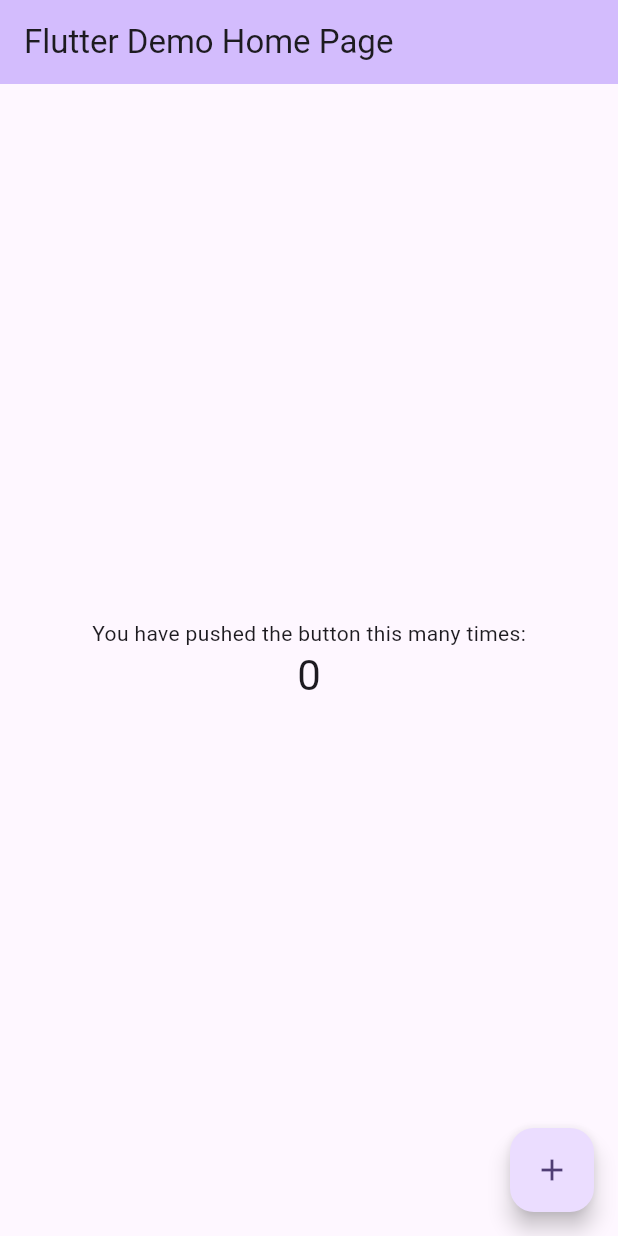
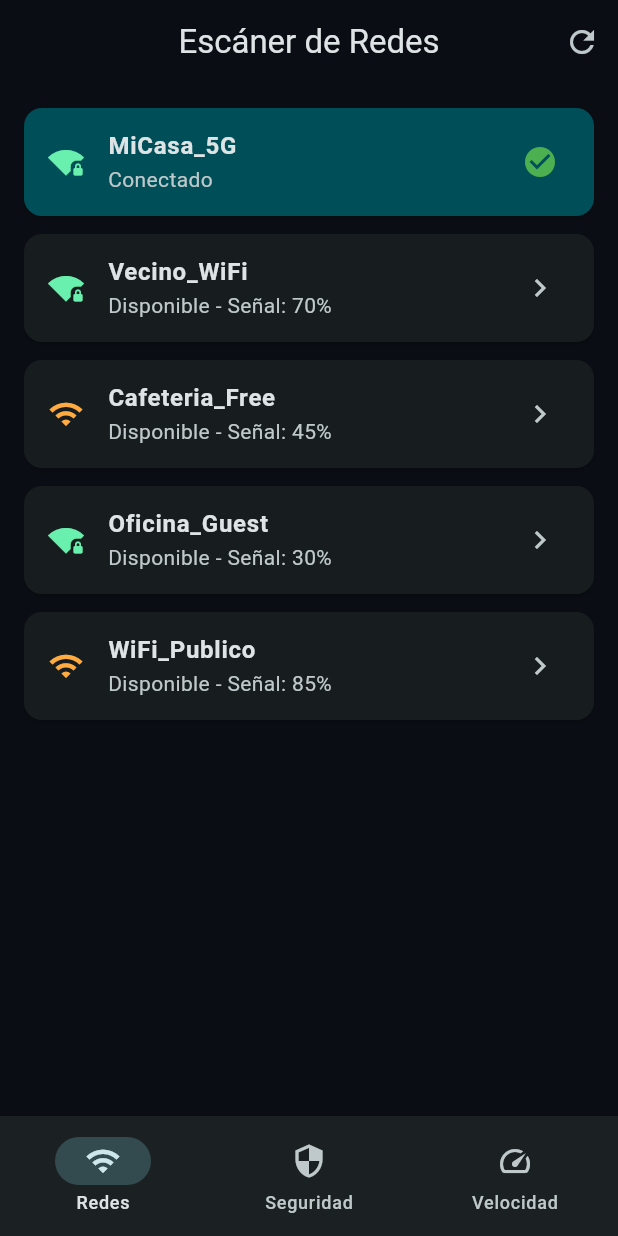
Before and after one commit to could-ai/019adbe9-e84e-74e5-9085-c236b0c75794, a Flutter app: the screen it shows after launch, on a phone screen of 412 x 824 dp. Run offline on Flutter 3.47's test engine with Material 3 defaults, Android fonts, the phone set to English and light mode, and no system bars.

Commit message:
Configuring main.dart with a dark, professional theme suitable for a network utility app.; Creating the main dashboard with navigation for Networks, Security, and Speed Test.; Creating a screen to list available WiFi networks (simulated scan).; Creating a security analysis screen to educate users on network safety.; Creating a speed test screen with simulated network testing functionality.

```diff
--- a/usr/lib/main.dart
+++ b/usr/lib/main.dart
@@ -1,123 +1,37 @@
 import 'package:flutter/material.dart';
+import 'package:couldai_user_app/screens/home_screen.dart';
 
 void main() {
-  runApp(const MyApp());
+  runApp(const WifiManagerApp());
 }
 
-class MyApp extends StatelessWidget {
-  const MyApp({super.key});
+class WifiManagerApp extends StatelessWidget {
+  const WifiManagerApp({super.key});
 
-  // This widget is the root of your application.
   @override
   Widget build(BuildContext context) {
     return MaterialApp(
-      title: 'Flutter Demo',
+      title: 'WiFi Manager & Security',
       debugShowCheckedModeBanner: false,
       theme: ThemeData(
-        // This is the theme of your application.
-        //
-        // TRY THIS: Try running your application with "flutter run". You'll see
-        // the application has a purple toolbar. Then, without quitting the app,
-        // try changing the seedColor in the colorScheme below to Colors.green
-        // and then invoke "hot reload" (save your changes or press the "hot
-        // reload" button in a Flutter-supported IDE, or press "r" if you used
-        // the command line to start the app).
-        //
-        // Notice that the counter didn't reset back to zero; the application
-        // state is not lost during the reload. To reset the state, use hot
-        // restart instead.
-        //
-        // This works for code too, not just values: Most code changes can be
-        // tested with just a hot reload.
-        colorScheme: ColorScheme.fromSeed(seedColor: Colors.deepPurple),
+        useMaterial3: true,
+        brightness: Brightness.dark,
+        colorScheme: ColorScheme.fromSeed(
+          seedColor: const Color(0xFF00E5FF),
+          brightness: Brightness.dark,
+          surface: const Color(0xFF121212),
+        ),
+        scaffoldBackgroundColor: const Color(0xFF0A0E14),
+        appBarTheme: const AppBarTheme(
+          backgroundColor: Color(0xFF0A0E14),
+          elevation: 0,
+          centerTitle: true,
+        ),
       ),
       initialRoute: '/',
       routes: {
-        '/': (context) => const MyHomePage(title: 'Flutter Demo Home Page'),
+        '/': (context) => const HomeScreen(),
       },
     );
   }
 }
-
-class MyHomePage extends StatefulWidget {
-  const MyHomePage({super.key, required this.title});
-
-  // This widget is the home page of your application. It is stateful, meaning
-  // that it has a State object (defined below) that contains fields that affect
-  // how it looks.
-
-  // This class is the configuration for the state. It holds the values (in this
-  // case the title) provided by the parent (in this case the App widget) and
-  // used by the build method of the State. Fields in a Widget subclass are
-  // always marked "final".
-
-  final String title;
-
-  @override
-  State<MyHomePage> createState() => _MyHomePageState();
-}
-
-class _MyHomePageState extends State<MyHomePage> {
-  int _counter = 0;
-
-  void _incrementCounter() {
-    setState(() {
-      // This call to setState tells the Flutter framework that something has
-      // changed in this State, which causes it to rerun the build method below
-      // so that the display can reflect the updated values. If we changed
-      // _counter without calling setState(), then the build method would not be
-      // called again, and so nothing would appear to happen.
-      _counter++;
-    });
-  }
-
-  @override
-  Widget build(BuildContext context) {
-    // This method is rerun every time setState is called, for instance as done
-    // by the _incrementCounter method above.
-    //
-    // The Flutter framework has been optimized to make rerunning build methods
-    // fast, so that you can just rebuild anything that needs updating rather
-    // than having to individually change instances of widgets.
-    return Scaffold(
-      appBar: AppBar(
-        // TRY THIS: Try changing the color here to a specific color (to
-        // Colors.amber, perhaps?) and trigger a hot reload to see the AppBar
-        // change color while the other colors stay the same.
-        backgroundColor: Theme.of(context).colorScheme.inversePrimary,
-        // Here we take the value from the MyHomePage object that was created by
-        // the App.build method, and use it to set our appbar title.
-        title: Text(widget.title),
-      ),
-      body: Center(
-        // Center is a layout widget. It takes a single child and positions it
-        // in the middle of the parent.
-        child: Column(
-          // Column is also a layout widget. It takes a list of children and
-          // arranges them vertically. By default, it sizes itself to fit its
-          // children horizontally, and tries to be as tall as its parent.
-          //
-          // Column has various properties to control how it sizes itself and
-          // how it positions its children. Here we use mainAxisAlignment to
-          // center the children vertically; the main axis here is the vertical
-          // axis because Columns are vertical (the cross axis would be
-          // horizontal).
-          //
-          // TRY THIS: Invoke "debug painting" (choose the "Toggle Debug Paint"
-          // action in the IDE, or press "p" in the console), to see the
-          // wireframe for each widget.
-          mainAxisAlignment: MainAxisAlignment.center,
-          children: <Widget>[
-            const Text('You have pushed the button this many times:'),
-            Text('$_counter', style: Theme.of(context).textTheme.headlineMedium),
-          ],
-        ),
-      ),
-      floatingActionButton: FloatingActionButton(
-        onPressed: _incrementCounter,
-        tooltip: 'Increment',
-        child: const Icon(Icons.add),
-      ), // This trailing comma makes auto-formatting nicer for build methods.
-    );
-  }
-}
--- /dev/null
+++ b/usr/lib/screens/home_screen.dart
@@ -0,0 +1,50 @@
+import 'package:flutter/material.dart';
+import 'package:couldai_user_app/screens/network_list_screen.dart';
+import 'package:couldai_user_app/screens/security_check_screen.dart';
+import 'package:couldai_user_app/screens/speed_test_screen.dart';
+
+class HomeScreen extends StatefulWidget {
+  const HomeScreen({super.key});
+
+  @override
+  State<HomeScreen> createState() => _HomeScreenState();
+}
+
+class _HomeScreenState extends State<HomeScreen> {
+  int _selectedIndex = 0;
+
+  final List<Widget> _screens = [
+    const NetworkListScreen(),
+    const SecurityCheckScreen(),
+    const SpeedTestScreen(),
+  ];
+
+  @override
+  Widget build(BuildContext context) {
+    return Scaffold(
+      body: _screens[_selectedIndex],
+      bottomNavigationBar: NavigationBar(
+        selectedIndex: _selectedIndex,
+        onDestinationSelected: (index) {
+          setState(() {
+            _selectedIndex = index;
+          });
+        },
+        destinations: const [
+          NavigationDestination(
+            icon: Icon(Icons.wifi),
+            label: 'Redes',
+          ),
+          NavigationDestination(
+            icon: Icon(Icons.security),
+            label: 'Seguridad',
+          ),
+          NavigationDestination(
+            icon: Icon(Icons.speed),
+            label: 'Velocidad',
+          ),
+        ],
+      ),
+    );
+  }
+}
--- /dev/null
+++ b/usr/lib/screens/network_list_screen.dart
@@ -0,0 +1,59 @@
+import 'package:flutter/material.dart';
+
+class NetworkListScreen extends StatelessWidget {
+  const NetworkListScreen({super.key});
+
+  @override
+  Widget build(BuildContext context) {
+    // Mock data for available networks
+    final List<Map<String, dynamic>> networks = [
+      {'ssid': 'MiCasa_5G', 'signal': 95, 'secure': true, 'connected': true},
+      {'ssid': 'Vecino_WiFi', 'signal': 70, 'secure': true, 'connected': false},
+      {'ssid': 'Cafeteria_Free', 'signal': 45, 'secure': false, 'connected': false},
+      {'ssid': 'Oficina_Guest', 'signal': 30, 'secure': true, 'connected': false},
+      {'ssid': 'WiFi_Publico', 'signal': 85, 'secure': false, 'connected': false},
+    ];
+
+    return Scaffold(
+      appBar: AppBar(
+        title: const Text('Escáner de Redes'),
+        actions: [
+          IconButton(
+            icon: const Icon(Icons.refresh),
+            onPressed: () {},
+          ),
+        ],
+      ),
+      body: ListView.builder(
+        padding: const EdgeInsets.all(16),
+        itemCount: networks.length,
+        itemBuilder: (context, index) {
+          final net = networks[index];
+          return Card(
+            margin: const EdgeInsets.only(bottom: 12),
+            color: net['connected'] ? Theme.of(context).colorScheme.primaryContainer : null,
+            child: ListTile(
+              leading: Icon(
+                net['secure'] ? Icons.wifi_lock : Icons.wifi,
+                color: net['secure'] ? Colors.greenAccent : Colors.orangeAccent,
+              ),
+              title: Text(
+                net['ssid'],
+                style: const TextStyle(fontWeight: FontWeight.bold),
+              ),
+              subtitle: Text(net['connected'] ? 'Conectado' : 'Disponible - Señal: ${net['signal']}%'),
+              trailing: net['connected']
+                  ? const Icon(Icons.check_circle, color: Colors.green)
+                  : const Icon(Icons.chevron_right),
+              onTap: () {
+                ScaffoldMessenger.of(context).showSnackBar(
+                  SnackBar(content: Text('Analizando red: ${net['ssid']}')),
+                );
+              },
+            ),
+          );
+        },
+      ),
+    );
+  }
+}
```
Also changed, not shown: usr/lib/screens/security_check_screen.dart (added, +91 -0 lines), usr/lib/screens/speed_test_screen.dart (added, +109 -0 lines).
